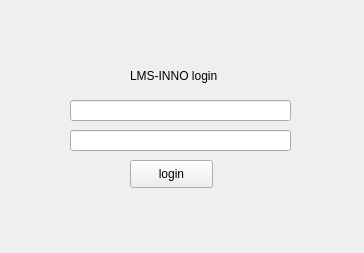
Old version of the form QT/mainwindow.ui in the repository Louie-ru/LMS-INNO.
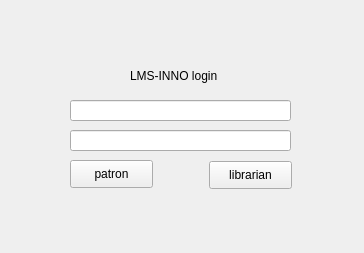
New version of the form.

```diff
--- a/QT/mainwindow.ui
+++ b/QT/mainwindow.ui
@@ -46,14 +46,14 @@
    <widget class="QPushButton" name="pushButton">
     <property name="geometry">
      <rect>
-      <x>130</x>
+      <x>70</x>
       <y>160</y>
       <width>83</width>
       <height>28</height>
      </rect>
     </property>
     <property name="text">
-     <string>login</string>
+     <string>patron</string>
     </property>
    </widget>
    <widget class="QLabel" name="label">
@@ -69,6 +69,19 @@
      <string>LMS-INNO login</string>
     </property>
    </widget>
+   <widget class="QPushButton" name="pushButton_2">
+    <property name="geometry">
+     <rect>
+      <x>209</x>
+      <y>161</y>
+      <width>83</width>
+      <height>28</height>
+     </rect>
+    </property>
+    <property name="text">
+     <string>librarian</string>
+    </property>
+   </widget>
   </widget>
  </widget>
  <layoutdefault spacing="6" margin="11"/>
```
